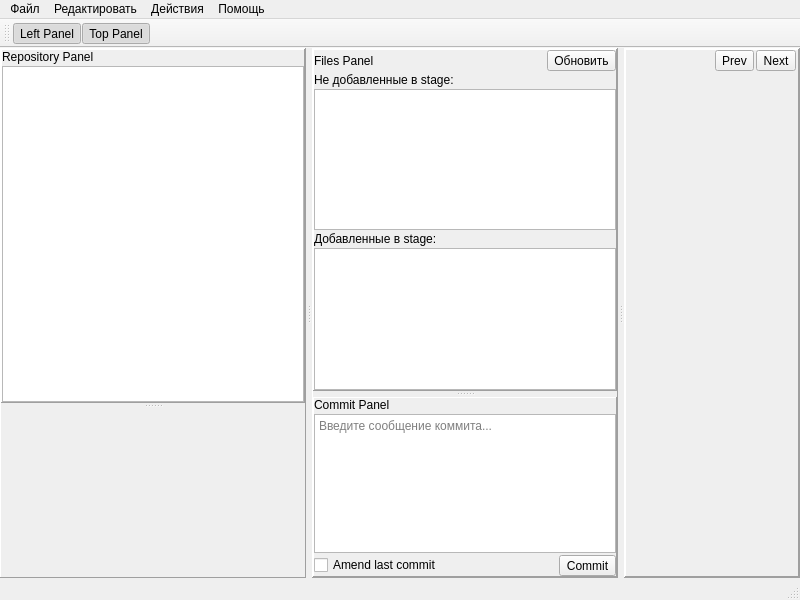
CJayM/CommitCraft, file commit_craft_app/mainwindow.ui: the form before one commit.
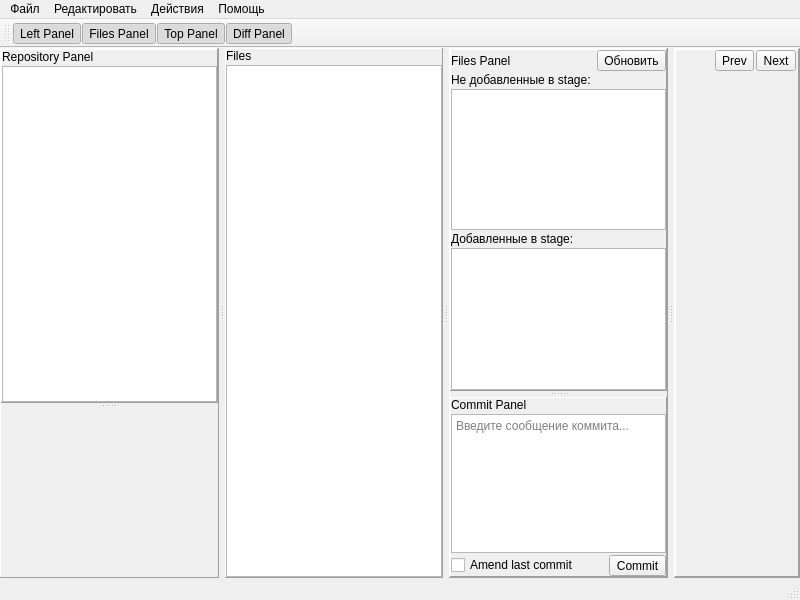
The form after the commit. Icons and pictures are not drawn. Custom widgets are drawn as their Qt base class.

Commit message: Добавлен FileDirectoryTree

The edit to the form file:
```diff
--- a/commit_craft_app/mainwindow.ui
+++ b/commit_craft_app/mainwindow.ui
@@ -168,6 +168,54 @@
         </item>
        </layout>
       </widget>
+      <widget class="QFrame" name="fileDirectoriesFrame">
+       <property name="minimumSize">
+        <size>
+         <width>80</width>
+         <height>0</height>
+        </size>
+       </property>
+       <property name="frameShape">
+        <enum>QFrame::Shape::Panel</enum>
+       </property>
+       <property name="frameShadow">
+        <enum>QFrame::Shadow::Raised</enum>
+       </property>
+       <layout class="QVBoxLayout" name="verticalLayout_files">
+        <property name="spacing">
+         <number>2</number>
+        </property>
+        <property name="leftMargin">
+         <number>0</number>
+        </property>
+        <property name="topMargin">
+         <number>0</number>
+        </property>
+        <property name="rightMargin">
+         <number>0</number>
+        </property>
+        <property name="bottomMargin">
+         <number>0</number>
+        </property>
+        <item>
+         <widget class="QLabel" name="fileDirsLabel">
+          <property name="text">
+           <string>Files</string>
+          </property>
+          <property name="alignment">
+           <set>Qt::AlignmentFlag::AlignLeading|Qt::AlignmentFlag::AlignLeft|Qt::AlignmentFlag::AlignVCenter</set>
+          </property>
+         </widget>
+        </item>
+        <item>
+         <widget class="QTreeView" name="fileDirectoriesTree">
+          <property name="headerHidden">
+           <bool>true</bool>
+          </property>
+         </widget>
+        </item>
+       </layout>
+      </widget>
       <widget class="QFrame" name="topFrame">
        <property name="minimumSize">
         <size>
@@ -628,7 +676,9 @@
     <bool>false</bool>
    </attribute>
    <addaction name="actionToggleLeftPanel"/>
+   <addaction name="actionToggleFilesPanel"/>
    <addaction name="actionToggleTopPanel"/>
+   <addaction name="actionToggleRightPanel"/>
   </widget>
   <widget class="QStatusBar" name="statusbar"/>
   <action name="actionOpenRepository">
@@ -749,6 +799,34 @@
     <string>Toggle Top Panel</string>
    </property>
   </action>
+  <action name="actionToggleFilesPanel">
+   <property name="checkable">
+    <bool>true</bool>
+   </property>
+   <property name="checked">
+    <bool>true</bool>
+   </property>
+   <property name="text">
+    <string>Files Panel</string>
+   </property>
+   <property name="toolTip">
+    <string>Toggle Files Panel</string>
+   </property>
+  </action>
+  <action name="actionToggleRightPanel">
+   <property name="checkable">
+    <bool>true</bool>
+   </property>
+   <property name="checked">
+    <bool>true</bool>
+   </property>
+   <property name="text">
+    <string>Diff Panel</string>
+   </property>
+   <property name="toolTip">
+    <string>Toggle Diff Panel</string>
+   </property>
+  </action>
   <action name="actionCreateBranch">
    <property name="text">
     <string>Создать ветку</string>
```
Left out of the diff: 2 changed lines with no effect on the pictures. The commit also changes 2 other files.
